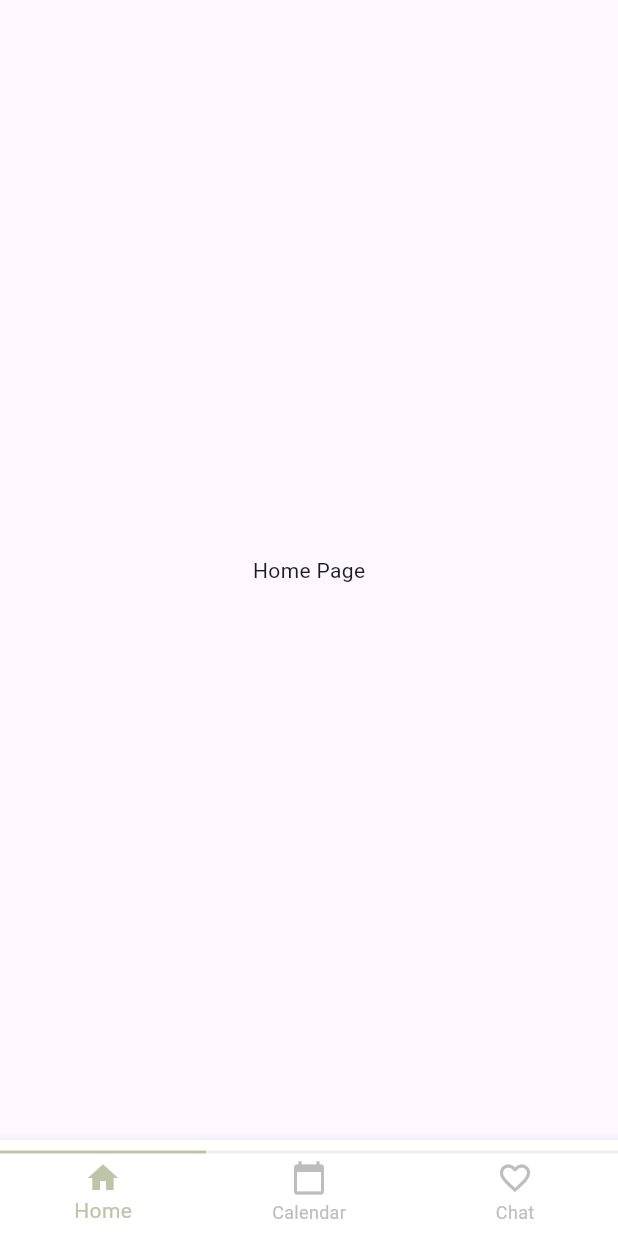
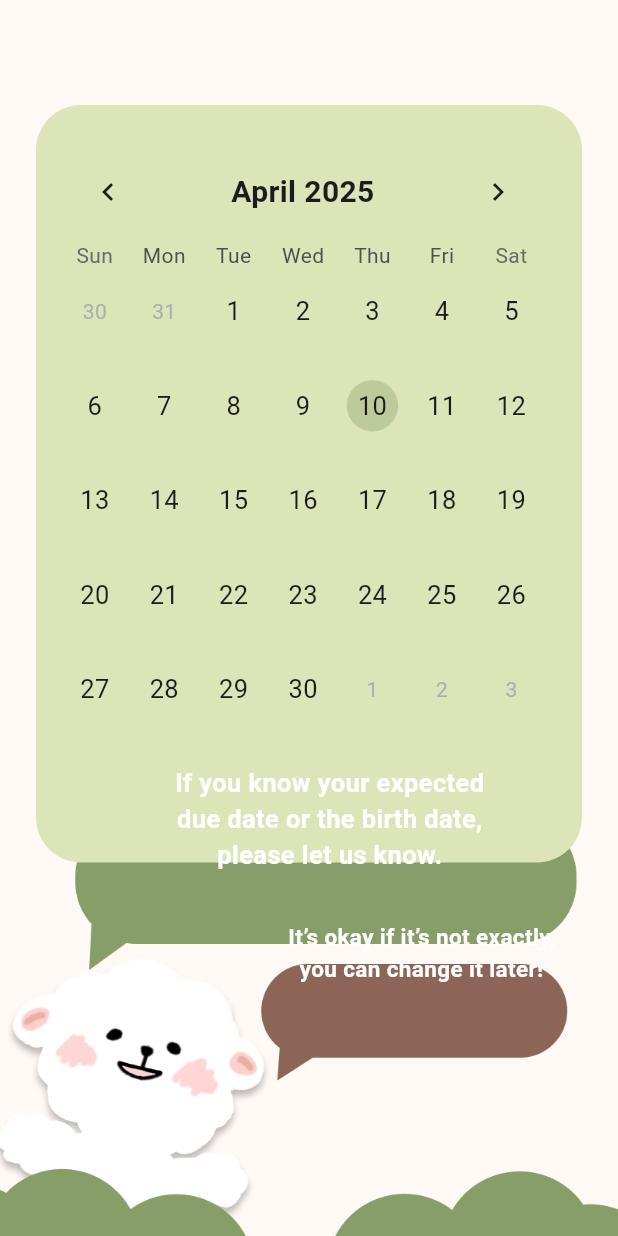
Before and after one commit to APAC-Solution-Challenge-2025/FrontEnd, a Flutter app: the screen it shows after launch, on a phone screen of 412 x 824 dp. Run offline on Flutter 3.47's test engine with Material 3 defaults, Android fonts, the phone set to English and light mode, and no system bars; drawn by our look-alikes of table_calendar; our stand-ins replace sign_in_with_apple.

Commit message:
Feat: 로그인-회원가입-출산일-출산예정일-선택-화면-구현

```diff
--- a/lib/main.dart
+++ b/lib/main.dart
@@ -16,7 +16,8 @@ class MyApp extends StatelessWidget {
       theme: ThemeData(
         primarySwatch: Colors.blue,
       ),
-      home: const Layout(), // 초기 화면 설정
+      initialRoute: '/home', // 이후 아래 코드로 대체 예정 우선 개발 중인 화면 띄우기 위함
+      // home: const Layout(), // 초기 화면 설정
       routes: AppRoutes.routes, // routes.dart 파일에서 설정한 경로를 가져오기
     );
   }
--- a/lib/routes.dart
+++ b/lib/routes.dart
@@ -2,11 +2,15 @@ import 'package:flutter/material.dart';
 import 'screens/home/home.dart';
 import 'screens/main_tabs/page1.dart'; // test용으로 임의로 넣었음
 import 'screens/main_tabs/page2.dart';
+import 'screens/main_tabs/login/login_choose_date.dart';
+import 'screens/main_tabs/login/login_choose_hobby.dart';
+import 'screens/main_tabs/login/login_health_check.dart';
 
 class AppRoutes {
   static final Map<String, WidgetBuilder> routes = {
-    '/home': (context) => const HomePage(),
-    '/calendar': (context) => const Page1(),
-    '/chat': (context) => const Page2(),
+    '/home': (context) => const LoginChooseDate(),
+    // '/home': (context) => const HomePage(),
+    // '/calendar': (context) => const Page1(),
+    // '/chat': (context) => const Page2(),
   };
 }
--- /dev/null
+++ b/lib/screens/main_tabs/login/login_choose_date.dart
@@ -0,0 +1,129 @@
+import 'package:flutter/material.dart';
+import '../../home/home.dart';
+import 'package:apac_solution_challenge/widgets/buttons.dart';
+import 'package:table_calendar/table_calendar.dart';
+import 'package:intl/intl.dart';
+
+class LoginChooseDate extends StatefulWidget {
+  const LoginChooseDate({super.key});
+
+  @override
+  State<LoginChooseDate> createState() => _LoginChooseDateState();
+}
+
+class _LoginChooseDateState extends State<LoginChooseDate> {
+  DateTime today = DateTime.now();
+  DateTime? _selectedDay;
+  String? formattedDate;
+
+  @override
+  Widget build(BuildContext context) {
+    return Scaffold(
+      body: Stack(children: [
+        Positioned.fill(
+          child: Image.asset(
+            'assets/images/login_choose_date_page.png',
+            fit: BoxFit.cover,
+          ),
+        ),
+        Padding(
+          padding: EdgeInsets.fromLTRB(0, 70, 0, 0),
+          child: Container(
+            height: 505,
+            margin: const EdgeInsets.symmetric(horizontal: 24),
+            padding: const EdgeInsets.all(16),
+            decoration: BoxDecoration(
+              color: const Color(0xFFDCE5B7),
+              borderRadius: BorderRadius.circular(30),
+            ),
+            child: Padding(
+              padding: const EdgeInsets.fromLTRB(0, 10, 8.0, 0),
+              child: TableCalendar(
+                rowHeight: 63,
+                firstDay: DateTime.utc(2000, 1, 1),
+                lastDay: DateTime.utc(2100, 12, 31),
+                focusedDay: today,
+                selectedDayPredicate: (day) => isSameDay(_selectedDay, day),
+                onDaySelected: (selectedDay, focusedDay) {
+                  setState(() {
+                    _selectedDay = selectedDay;
+                    today = focusedDay;
+                    formattedDate =
+                        DateFormat('yyyy-MM-dd').format(selectedDay);
+                  });
+                },
+                calendarStyle: const CalendarStyle(
+                  todayDecoration: BoxDecoration(
+                    color: Color(0x5F889E69),
+                    shape: BoxShape.circle,
+                  ),
+                  defaultTextStyle: TextStyle(fontSize: 17),
+                  weekendTextStyle: TextStyle(fontSize: 17),
+                  todayTextStyle: TextStyle(fontSize: 17),
+                  selectedDecoration: BoxDecoration(
+                    color: Color(0xFF889E69),
+                    shape: BoxShape.circle,
+                  ),
+                ),
+                headerStyle: const HeaderStyle(
+                  titleTextStyle:
+                      TextStyle(fontSize: 20, fontWeight: FontWeight.bold),
+                  formatButtonVisible: false,
+                  titleCentered: true,
+                ),
+              ),
+            ),
+          ),
+        ),
+        const Align(
+            alignment: Alignment.bottomRight,
+            child: Column(
+              mainAxisSize: MainAxisSize.min,
+              crossAxisAlignment: CrossAxisAlignment.end,
+              children: [
+                Padding(
+                  padding: EdgeInsets.fromLTRB(0, 0, 89, 32),
+                  child: Text(
+                    "If you know your expected\ndue date or the birth date,\nplease let us know.",
+                    textAlign: TextAlign.center,
+                    style: TextStyle(
+                      color: Colors.white,
+                      fontSize: 17,
+                      fontWeight: FontWeight.w600,
+                    ),
+                  ),
+                ),
+                Padding(
+                  padding: EdgeInsets.fromLTRB(0, 0, 42, 168),
+                  child: Text(
+                      "It’s okay if it’s not exactly,\nyou can change it later!",
+                      textAlign: TextAlign.center,
+                      style: TextStyle(
+                        color: Colors.white,
+                        fontSize: 15,
+                        fontWeight: FontWeight.w600,
+                      )),
+                )
+              ],
+            )),
+        if (_selectedDay != null)
+          Align(
+            alignment: Alignment.bottomRight,
+            child: Padding(
+              padding: const EdgeInsets.fromLTRB(0, 0, 23, 50),
+              child: nextButton(
+                context,
+                const HomePage(),
+                onPressed: () {
+                  print('보낼 날짜: $formattedDate');
+                  // 일시적으로 확인을 위해 print()문을 추가해두었습니다! 이후 삭제 예정
+                  // 이를 통해서 날짜 formattedDate에 저장
+                  // 추가적으로 백엔드로 보낼 코드 작성 예정...
+                },
+              ),
+            ),
+          ),
+      ]),
+    );
+  }
+}
--- a/lib/screens/main_tabs/login/login_choose_hobby.dart
+++ b/lib/screens/main_tabs/login/login_choose_hobby.dart
@@ -126,7 +126,7 @@ class _InterestScreenState extends State<InterestScreen> {
                       style: TextStyle(
                           fontSize: 18,
                           fontWeight: FontWeight.w600,
-                          color: Color(0xFFFFFFFF)),
+                          color: Colors.white),
                     ),
                   ),
                   SizedBox(height: 33),
--- a/lib/widgets/buttons.dart
+++ b/lib/widgets/buttons.dart
@@ -38,11 +38,15 @@ Widget selectButton({
   );
 }
 
-Widget nextButton(BuildContext context, Widget nextPage) {
+Widget nextButton(BuildContext context, Widget nextPage,
+    {VoidCallback? onPressed}) {
   return Align(
     alignment: Alignment.bottomRight,
     child: GestureDetector(
       onTap: () {
+        if (onPressed != null) {
+          onPressed();
+        }
         Navigator.push(
           context,
           MaterialPageRoute(builder: (context) => nextPage),
```
Also changed, not shown: pubspec.yaml (+2 -8 lines), assets/images/login_choose_date_page.png (added), pubspec.lock, 1 other file.
